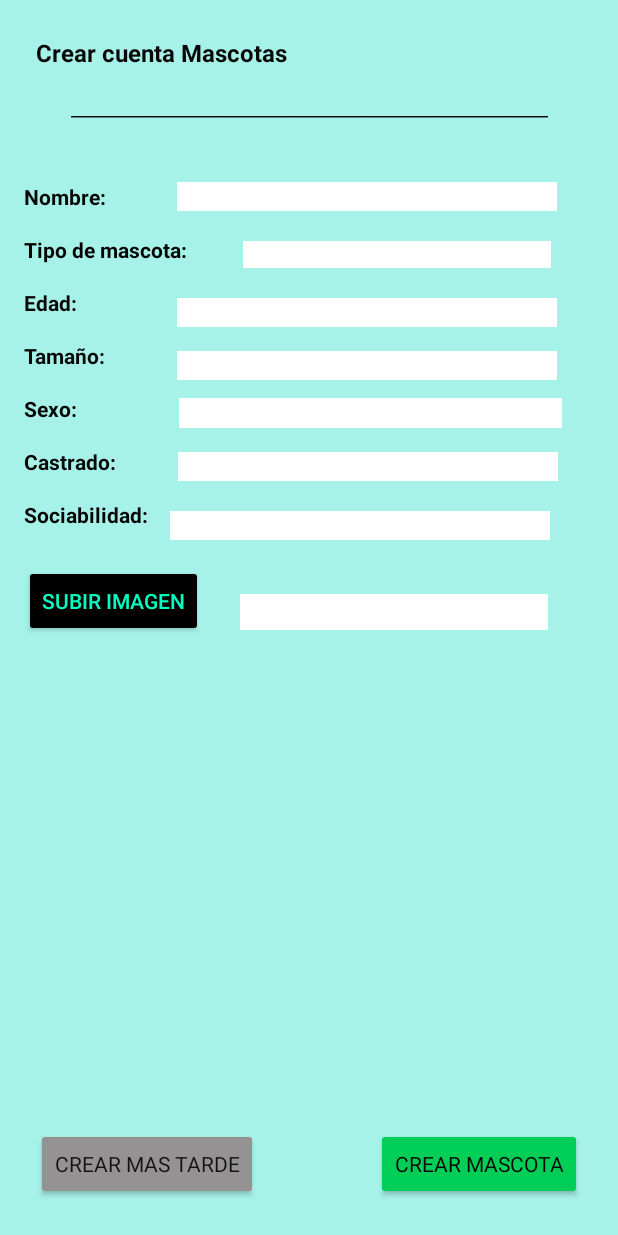
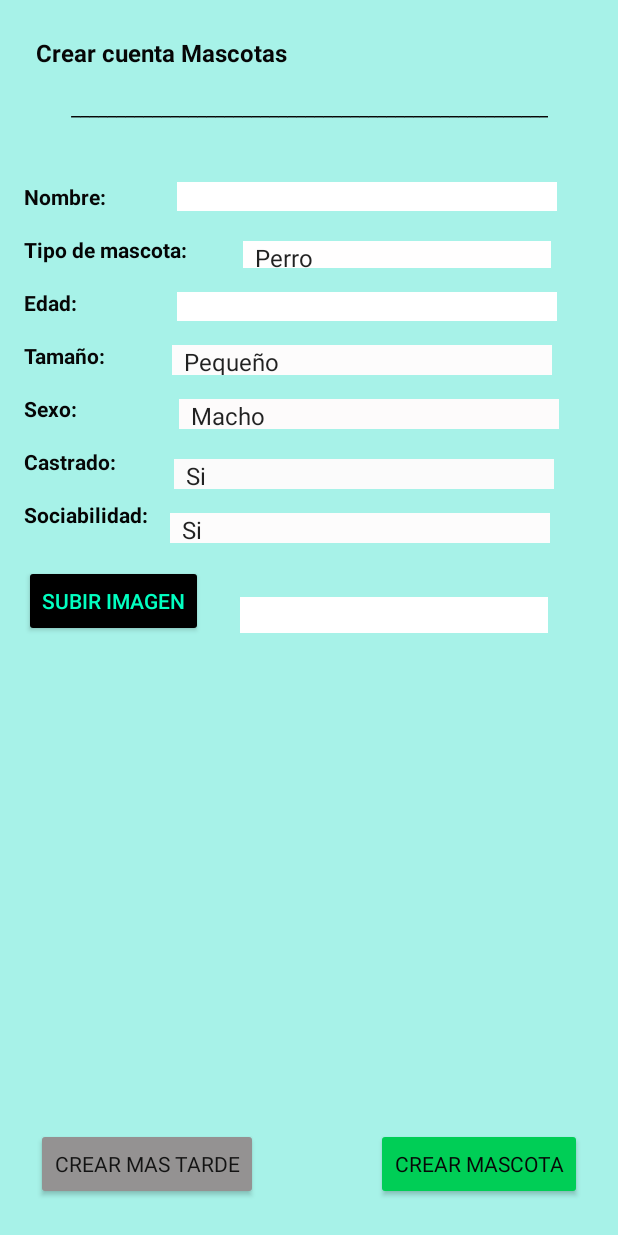
Before and after one commit to salmonius/YouPetAndroidStudio, an Android app: the CrearCuentaMascotasActivity screen opened directly, with no data from a screen before it, after a tap on "CREAR MASCOTA", on a phone screen of 412 x 824 dp. Run offline under Robolectric (Android 15) with nearby library versions, the phone set to English and light mode, and no system bars; Roboto replaces fonts that are not available here.

Commit message:
mejora del jueves 10/04/25

```diff
--- a/app/src/main/java/com/example/youpet/CrearCuentaMascotasActivity.java
+++ b/app/src/main/java/com/example/youpet/CrearCuentaMascotasActivity.java
@@ -8,9 +8,11 @@ import android.os.Bundle;
 import android.provider.MediaStore;
 import android.util.Log;
 import android.view.View;
+import android.widget.ArrayAdapter;
 import android.widget.Button;
 import android.widget.EditText;
 import android.widget.ImageView;
+import android.widget.Spinner;
 import android.widget.Toast;
 
 import androidx.activity.EdgeToEdge;
@@ -27,11 +29,18 @@ public class CrearCuentaMascotasActivity extends AppCompatActivity {
     private static final int PICK_IMAGE = 1; // Código para seleccionar imagen
     protected Button b1, b2, b3;
     protected Intent pasar;
-    protected EditText edit1, edit2, edit3, edit4, edit5, edit6, edit7, edit8;
+    protected EditText edit1, edit3, edit8;
     protected ImageView iv1;
     protected GestorDeBD gdb;
     protected Bundle extras;
     protected int id = 0, id2 = 0;
+    protected Spinner sp2,sp4,sp5,sp6,sp7;
+    protected ArrayAdapter<String> adap2,adap4,adap5,adap6,adap7;
+    protected String[] tipo={"Perro","Gato","Pajaro","Pez","Reptil"};
+    protected String[] tamanio={"Pequeño","Mediano","Grande"};
+    protected String[] sexo={"Macho","Hembra"};
+    protected String[] castrado={"Si","No"};
+    protected String[] sociabilidad={"Si","No"};
 
     @SuppressLint("MissingInflatedId")
     @Override
@@ -54,13 +63,24 @@ public class CrearCuentaMascotasActivity extends AppCompatActivity {
         b2 = findViewById(R.id.b2_crear_m_crear);
         b3 = findViewById(R.id.b3_no_crear_mascota);
         edit1 = findViewById(R.id.edit1_crear_m_nombre);
-        edit2 = findViewById(R.id.edit2_crear_m_tipo);
+        sp2 = findViewById(R.id.sp2_crear_m_tipo);
         edit3 = findViewById(R.id.edit3_crear_m_edad);
-        edit4 = findViewById(R.id.edit4_crear_m_tamanio);
-        edit5 = findViewById(R.id.edit5_crear_m_sexo);
-        edit6 = findViewById(R.id.edit6_crear_m_castrado);
-        edit7 = findViewById(R.id.edit7_crear_m_sociabilidad);
+        sp4 = findViewById(R.id.sp4_crear_m_tamanio);
+        sp5 = findViewById(R.id.sp5_crear_m_sexo);
+        sp6 = findViewById(R.id.sp6_crear_m_castrado);
+        sp7 = findViewById(R.id.sp7_crear_m_sociabilidad);
         edit8 = findViewById(R.id.edit8_crear_m_subir);
+
+        adap2 = new ArrayAdapter<String>(this, android.R.layout.simple_spinner_item,tipo);
+        sp2.setAdapter(adap2);
+        adap4 = new ArrayAdapter<String>(this, android.R.layout.simple_spinner_item,tamanio);
+        sp4.setAdapter(adap4);
+        adap5 = new ArrayAdapter<String>(this, android.R.layout.simple_spinner_item,sexo);
+        sp5.setAdapter(adap5);
+        adap6 = new ArrayAdapter<String>(this, android.R.layout.simple_spinner_item,castrado);
+        sp6.setAdapter(adap6);
+        adap7 = new ArrayAdapter<String>(this, android.R.layout.simple_spinner_item,sociabilidad);
+        sp7.setAdapter(adap7);
 
         extras = getIntent().getExtras();
         if (extras != null) {
@@ -78,12 +98,12 @@ public class CrearCuentaMascotasActivity extends AppCompatActivity {
         // Botón para crear mascota
         b2.setOnClickListener(v -> {
             String nom = edit1.getText().toString().trim();
-            String tipo = edit2.getText().toString().trim();
+            String tipo = sp2.getSelectedItem().toString();
             String fecha = edit3.getText().toString().trim();
-            String tamanio = edit4.getText().toString().trim();
-            String sexo = edit5.getText().toString().trim();
-            String castrado = edit6.getText().toString().trim();
-            String social = edit7.getText().toString().trim();
+            String tamanio = sp4.getSelectedItem().toString();
+            String sexo = sp5.getSelectedItem().toString();
+            String castrado = sp6.getSelectedItem().toString();
+            String social = sp7.getSelectedItem().toString();
             byte[] imageBytes = (byte[]) edit8.getTag();
 
 
--- a/app/src/main/java/com/example/youpet/CrearCuentaUsuarioActivity.java
+++ b/app/src/main/java/com/example/youpet/CrearCuentaUsuarioActivity.java
@@ -85,6 +85,24 @@ public class CrearCuentaUsuarioActivity extends AppCompatActivity {
                         Toast.makeText(CrearCuentaUsuarioActivity.this, "Por favor rellene todos los campos", Toast.LENGTH_SHORT).show();
                         return;
                     }
+                    if (tel.length() != 9 || !tel.matches("\\d{9}")) {
+                        Toast.makeText(CrearCuentaUsuarioActivity.this, "El teléfono debe tener 9 dígitos", Toast.LENGTH_SHORT).show();
+                        return;
+                    }
+
+                    if (!email.contains("@") || !email.contains(".")) {
+                        Toast.makeText(CrearCuentaUsuarioActivity.this, "Email inválido", Toast.LENGTH_SHORT).show();
+                        return;
+                    }
+
+                    if (pass.length() < 6) {
+                        Toast.makeText(CrearCuentaUsuarioActivity.this, "La contraseña debe tener al menos 6 caracteres", Toast.LENGTH_SHORT).show();
+                        return;
+                    }
+                    if (!fecha.matches("\\d{2}-\\d{2}-\\d{2}")) {
+                        Toast.makeText(CrearCuentaUsuarioActivity.this, "La fecha debe tener el formato dd-MM-yy", Toast.LENGTH_SHORT).show();
+                        return;
+                    }
 
                     // Insertar usuario
                     gdb.insertarUsuario(nom, ape, tel, email, fecha, direc, pobla, provin, pass, imageBytes);
--- a/app/src/main/res/layout/activity_crear_cuenta_mascotas.xml
+++ b/app/src/main/res/layout/activity_crear_cuenta_mascotas.xml
@@ -148,83 +148,18 @@
         app:layout_constraintTop_toBottomOf="@+id/iv1_crear_m" />
 
     <EditText
-        android:id="@+id/edit2_crear_m_tipo"
-        android:layout_width="205dp"
-        android:layout_height="18dp"
-        android:layout_marginTop="20dp"
-        android:background="@color/white"
-        android:ems="10"
-        android:inputType="text"
-        app:layout_constraintEnd_toEndOf="parent"
-        app:layout_constraintHorizontal_bias="0.457"
-        app:layout_constraintStart_toEndOf="@+id/tv3_crear_m_apellidos"
-        app:layout_constraintTop_toBottomOf="@+id/edit1_crear_m_nombre" />
-
-    <EditText
         android:id="@+id/edit3_crear_m_edad"
         android:layout_width="253dp"
         android:layout_height="19dp"
         android:layout_marginStart="16dp"
-        android:layout_marginTop="20dp"
+        android:layout_marginTop="16dp"
         android:background="@color/white"
         android:ems="10"
         android:inputType="text"
         app:layout_constraintEnd_toEndOf="parent"
         app:layout_constraintHorizontal_bias="0.558"
         app:layout_constraintStart_toEndOf="@+id/tv4_crear_m_telf"
-        app:layout_constraintTop_toBottomOf="@+id/edit2_crear_m_tipo" />
-
-    <EditText
-        android:id="@+id/edit4_crear_m_tamanio"
-        android:layout_width="253dp"
-        android:layout_height="19dp"
-        android:layout_marginTop="16dp"
-        android:background="@color/white"
-        android:ems="10"
-        android:inputType="text"
-        app:layout_constraintEnd_toEndOf="parent"
-        app:layout_constraintHorizontal_bias="0.536"
-        app:layout_constraintStart_toEndOf="@+id/tv5_crear_m_email"
-        app:layout_constraintTop_toBottomOf="@+id/edit3_crear_m_edad" />
-
-    <EditText
-        android:id="@+id/edit5_crear_m_sexo"
-        android:layout_width="255dp"
-        android:layout_height="20dp"
-        android:layout_marginTop="12dp"
-        android:background="@color/white"
-        android:ems="10"
-        android:inputType="text"
-        app:layout_constraintEnd_toEndOf="parent"
-        app:layout_constraintHorizontal_bias="0.648"
-        app:layout_constraintStart_toEndOf="@+id/tv6_crear_m_fecha"
-        app:layout_constraintTop_toBottomOf="@+id/edit4_crear_m_tamanio" />
-
-    <EditText
-        android:id="@+id/edit6_crear_m_castrado"
-        android:layout_width="253dp"
-        android:layout_height="19dp"
-        android:layout_marginTop="16dp"
-        android:background="@color/white"
-        android:ems="10"
-        android:inputType="text"
-        app:layout_constraintEnd_toEndOf="parent"
-        app:layout_constraintHorizontal_bias="0.506"
-        app:layout_constraintStart_toEndOf="@+id/tv7_crear_m_direccion"
-        app:layout_constraintTop_toBottomOf="@+id/edit5_crear_m_sexo" />
-
-    <EditText
-        android:id="@+id/edit7_crear_m_sociabilidad"
-        android:layout_width="253dp"
-        android:layout_height="19dp"
-        android:layout_marginTop="20dp"
-        android:background="@color/white"
-        android:ems="10"
-        android:inputType="text"
-        app:layout_constraintEnd_toEndOf="parent"
-        app:layout_constraintHorizontal_bias="0.24"
-        app:layout_constraintStart_toEndOf="@+id/tv8_crear_m_poblacion"
-        app:layout_constraintTop_toBottomOf="@+id/edit6_crear_m_castrado" />
+        app:layout_constraintTop_toBottomOf="@+id/sp2_crear_m_tipo" />
 
     <EditText
         android:id="@+id/edit8_crear_m_subir"
@@ -237,7 +172,7 @@
         app:layout_constraintEnd_toEndOf="parent"
         app:layout_constraintHorizontal_bias="0.344"
         app:layout_constraintStart_toEndOf="@+id/b1_crear_m_subir"
-        app:layout_constraintTop_toBottomOf="@+id/edit7_crear_m_sociabilidad" />
+        app:layout_constraintTop_toBottomOf="@+id/sp7_crear_m_sociabilidad" />
 
     <Button
         android:id="@+id/b1_crear_m_subir"
@@ -276,4 +211,60 @@
         app:layout_constraintBottom_toBottomOf="parent"
         app:layout_constraintStart_toStartOf="parent" />
 
+    <Spinner
+        android:id="@+id/sp2_crear_m_tipo"
+        android:layout_width="205dp"
+        android:layout_height="18dp"
+        android:layout_marginTop="20dp"
+        android:background="#FFFEFE"
+        app:layout_constraintEnd_toEndOf="parent"
+        app:layout_constraintHorizontal_bias="0.457"
+        app:layout_constraintStart_toEndOf="@+id/tv3_crear_m_apellidos"
+        app:layout_constraintTop_toBottomOf="@+id/edit1_crear_m_nombre" />
+
+    <Spinner
+        android:id="@+id/sp4_crear_m_tamanio"
+        android:layout_width="253dp"
+        android:layout_height="20dp"
+        android:layout_marginStart="44dp"
+        android:layout_marginTop="16dp"
+        android:background="#FDFCFC"
+        app:layout_constraintEnd_toEndOf="parent"
+        app:layout_constraintHorizontal_bias="0.0"
+        app:layout_constraintStart_toEndOf="@+id/tv5_crear_m_email"
+        app:layout_constraintTop_toBottomOf="@+id/edit3_crear_m_edad" />
+
+    <Spinner
+        android:id="@+id/sp5_crear_m_sexo"
+        android:layout_width="253dp"
+        android:layout_height="20dp"
+        android:layout_marginTop="16dp"
+        android:background="#FDFBFB"
+        app:layout_constraintEnd_toEndOf="parent"
+        app:layout_constraintHorizontal_bias="0.634"
+        app:layout_constraintStart_toEndOf="@+id/tv6_crear_m_fecha"
+        app:layout_constraintTop_toBottomOf="@+id/sp4_crear_m_tamanio" />
+
+    <Spinner
+        android:id="@+id/sp6_crear_m_castrado"
+        android:layout_width="253dp"
+        android:layout_height="20dp"
+        android:layout_marginTop="20dp"
+        android:background="#FBFBFB"
+        app:layout_constraintEnd_toEndOf="parent"
+        app:layout_constraintHorizontal_bias="0.479"
+        app:layout_constraintStart_toEndOf="@+id/tv7_crear_m_direccion"
+        app:layout_constraintTop_toBottomOf="@+id/sp5_crear_m_sexo" />
+
+    <Spinner
+        android:id="@+id/sp7_crear_m_sociabilidad"
+        android:layout_width="253dp"
+        android:layout_height="20dp"
+        android:layout_marginTop="16dp"
+        android:background="#FDFCFC"
+        app:layout_constraintEnd_toEndOf="parent"
+        app:layout_constraintHorizontal_bias="0.24"
+        app:layout_constraintStart_toEndOf="@+id/tv8_crear_m_poblacion"
+        app:layout_constraintTop_toBottomOf="@+id/sp6_crear_m_castrado" />
+
 </androidx.constraintlayout.widget.ConstraintLayout>
```
